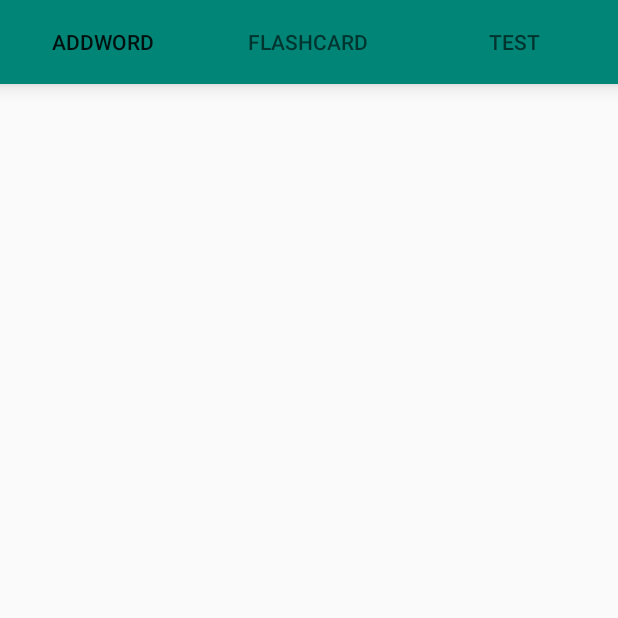
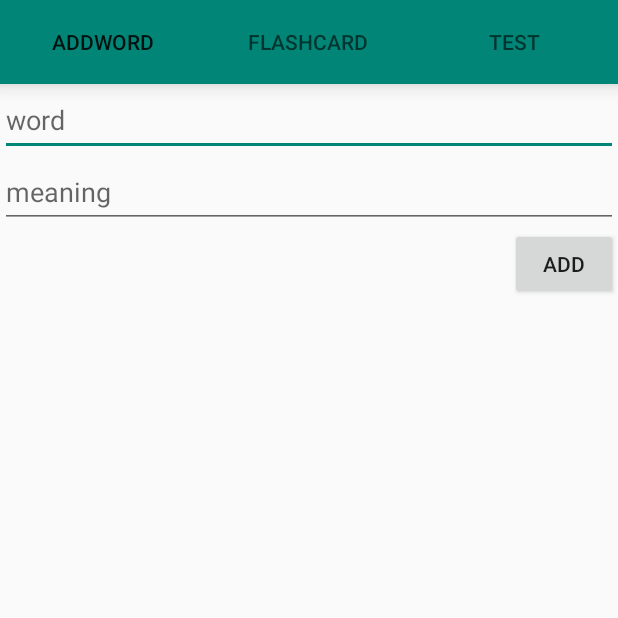
Before and after one commit to sshun04/PronounceFlachCard, an Android app: the screen it shows after launch (MainActivity), on a phone screen of 412 x 824 dp, the top half of it. Run offline under Robolectric (Android 15) with nearby library versions, the phone set to English and light mode, and no system bars; libraries missing offline, so code that uses them is left out: io.realm, java.util; 6 statements that could not run were skipped.

Commit message:
implement Realm

```diff
--- a/app/build.gradle
+++ b/app/build.gradle
@@ -2,7 +2,11 @@ apply plugin: 'com.android.application'
 
 apply plugin: 'kotlin-android'
 
+apply plugin: 'kotlin-kapt'
+
 apply plugin: 'kotlin-android-extensions'
+
+apply plugin: "realm-android"
 
 android {
     compileSdkVersion 28
--- a/app/src/main/AndroidManifest.xml
+++ b/app/src/main/AndroidManifest.xml
@@ -3,6 +3,7 @@
           package="com.shojishunsuke.pronounceflachcard">
 
     <application
+            android:name=".PronounceFlashCardApplication"
             android:allowBackup="true"
             android:icon="@mipmap/ic_launcher"
             android:label="@string/app_name"
--- a/app/src/main/java/com/shojishunsuke/pronounceflachcard/Fragment/AddWordFragment.kt
+++ b/app/src/main/java/com/shojishunsuke/pronounceflachcard/Fragment/AddWordFragment.kt
@@ -4,14 +4,48 @@ import android.os.Bundle
 import android.view.LayoutInflater
 import android.view.View
 import android.view.ViewGroup
+import android.widget.Button
+import android.widget.EditText
 import androidx.fragment.app.Fragment
 import com.shojishunsuke.pronounceflachcard.R
+import com.shojishunsuke.pronounceflachcard.WordObject
+import io.realm.Realm
+import java.util.*
+
+lateinit var realm: Realm
+lateinit var addButton: Button
+lateinit var worEditText: EditText
+lateinit var meaningEditText: EditText
 
 class AddWordFragment:Fragment() {
     override fun onCreateView(inflater: LayoutInflater, container: ViewGroup?, savedInstanceState: Bundle?): View? {
-        val layout = inflater!!.inflate(R.layout.fragment_add_word_tab,container,false)
+        val layout = inflater.inflate(R.layout.fragment_add_word_tab,container,false)
+
+        addButton = layout.findViewById(R.id.addButton)
+        worEditText = layout.findViewById(R.id.wordEditText)
+        meaningEditText = layout.findViewById(R.id.meaningEditText)
+
+        realm = Realm.getDefaultInstance()
+
+        addButton.setOnClickListener(View.OnClickListener {
+            addWord(worEditText.toString(), meaningEditText.toString())
+
+        })
 
         return layout
     }
 
+    fun addWord(word:String, meaning:String){
+
+        realm.executeTransaction{
+            var newWord = realm.createObject(WordObject::class.java, word)
+            newWord.word = word
+            newWord.meaning= meaning
+
+            realm.copyToRealm(newWord)
+        }
+
+
+    }
+
 }
--- a/app/src/main/java/com/shojishunsuke/pronounceflachcard/Fragment/FlashCardFragment.kt
+++ b/app/src/main/java/com/shojishunsuke/pronounceflachcard/Fragment/FlashCardFragment.kt
@@ -1,21 +1,51 @@
 package com.shojishunsuke.pronounceflachcard.Fragment
 
+import android.content.Context
 import android.os.Bundle
 import android.view.LayoutInflater
 import android.view.View
 import android.view.ViewGroup
 import androidx.fragment.app.Fragment
+import androidx.recyclerview.widget.LinearLayoutManager
+import androidx.recyclerview.widget.RecyclerView
+import com.google.android.material.floatingactionbutton.FloatingActionButton
 import com.shojishunsuke.pronounceflachcard.R
+import com.shojishunsuke.pronounceflachcard.WordObject
+import com.shojishunsuke.pronounceflachcard.adapter.CardRecyclerViewAdapter
+import io.realm.Realm
+import io.realm.RealmResults
+import kotlinx.android.synthetic.main.fragment_flash_card_tab.*
 
 class FlashCardFragment : Fragment() {
 
+    lateinit var realm: Realm
 
 
     override fun onCreateView(inflater: LayoutInflater, container: ViewGroup?, savedInstanceState: Bundle?): View? {
-        val layout  = inflater!!.inflate(R.layout.fragment_flash_card_tab,container,false)
+        val layout  = inflater.inflate(R.layout.fragment_flash_card_tab,container,false)
+
+        val recyclerview = layout.findViewById<RecyclerView>(R.id.recyclerview)
+        val addButton    = layout.findViewById<FloatingActionButton>(R.id.addwordbutton)
+
+        realm = Realm.getDefaultInstance()
+
+        recyclerview.adapter = CardRecyclerViewAdapter(context,read())
+        recyclerview.layoutManager = LinearLayoutManager(context,LinearLayoutManager.VERTICAL,false)
+
+
+
+
+
 
         return layout
     }
 
+    fun read():RealmResults<WordObject>
+    {
+        return realm.where(WordObject::class.java).findAll()
+
+
+    }
+
 
 }
--- a/app/src/main/java/com/shojishunsuke/pronounceflachcard/Fragment/TestFragment.kt
+++ b/app/src/main/java/com/shojishunsuke/pronounceflachcard/Fragment/TestFragment.kt
@@ -9,7 +9,7 @@ import com.shojishunsuke.pronounceflachcard.R
 
 class TestFragment:Fragment() {
     override fun onCreateView(inflater: LayoutInflater, container: ViewGroup?, savedInstanceState: Bundle?): View? {
-        val layout  = inflater!!.inflate(R.layout.fragment_test_tab,container, false)
+        val layout  = inflater.inflate(R.layout.fragment_test_tab,container, false)
 
         return layout
     }
--- /dev/null
+++ b/app/src/main/java/com/shojishunsuke/pronounceflachcard/PronounceFlashCardApplication.kt
@@ -0,0 +1,17 @@
+package com.shojishunsuke.pronounceflachcard
+
+import android.app.Application
+import io.realm.Realm
+import io.realm.RealmConfiguration
+
+class PronounceFlashCardApplication:Application() {
+    override fun onCreate() {
+
+        Realm.init(this)
+        val config = RealmConfiguration.Builder().build()
+        Realm.setDefaultConfiguration(config)
+
+
+        super.onCreate()
+    }
+}
--- a/app/src/main/res/layout/fragment_add_word_tab.xml
+++ b/app/src/main/res/layout/fragment_add_word_tab.xml
@@ -1,7 +1,32 @@
 <?xml version="1.0" encoding="utf-8"?>
-<LinearLayout xmlns:android="http://schemas.android.com/apk/res/android"
-              android:orientation="vertical"
-              android:layout_width="match_parent"
-              android:layout_height="match_parent">
+<androidx.constraintlayout.widget.ConstraintLayout
+        xmlns:android="http://schemas.android.com/apk/res/android"
+        xmlns:app="http://schemas.android.com/apk/res-auto"
+        android:orientation="vertical"
+        android:layout_width="match_parent"
+        android:layout_height="match_parent">
 
-</LinearLayout>
+    <EditText
+            android:hint="word"
+            android:id="@+id/wordEditText"
+            android:layout_width="match_parent"
+            android:layout_height="48dp"
+            app:layout_constraintTop_toTopOf="parent"
+    />
+    <EditText
+            android:hint="meaning"
+            android:id="@+id/meaningEditText"
+            android:layout_width="match_parent"
+            android:layout_height="48dp"
+            app:layout_constraintTop_toBottomOf="@id/wordEditText"
+    />
+    <Button
+            android:text="add"
+            android:id="@+id/addButton"
+            android:layout_width="72dp"
+            android:layout_height="48dp"
+            app:layout_constraintTop_toBottomOf="@id/meaningEditText"
+            app:layout_constraintEnd_toEndOf="parent"
+    />
+
+</androidx.constraintlayout.widget.ConstraintLayout>
--- a/build.gradle
+++ b/build.gradle
@@ -10,6 +10,7 @@ buildscript {
     dependencies {
         classpath 'com.android.tools.build:gradle:3.3.1'
         classpath "org.jetbrains.kotlin:kotlin-gradle-plugin:$kotlin_version"
+        classpath "io.realm:realm-gradle-plugin:5.9.1"
         // NOTE: Do not place your application dependencies here; they belong
         // in the individual module build.gradle files
     }
```
Also changed, not shown: app/src/main/java/com/shojishunsuke/pronounceflachcard/WordObject.kt (added, +12 -0 lines), app/src/main/java/com/shojishunsuke/pronounceflachcard/adapter/CardRecyclerViewAdapter.kt (added, +63 -0 lines), app/src/main/res/layout/fragment_flash_card_tab.xml (+27 -5 lines), app/src/main/res/layout/item_card.xml (added, +44 -0 lines).
